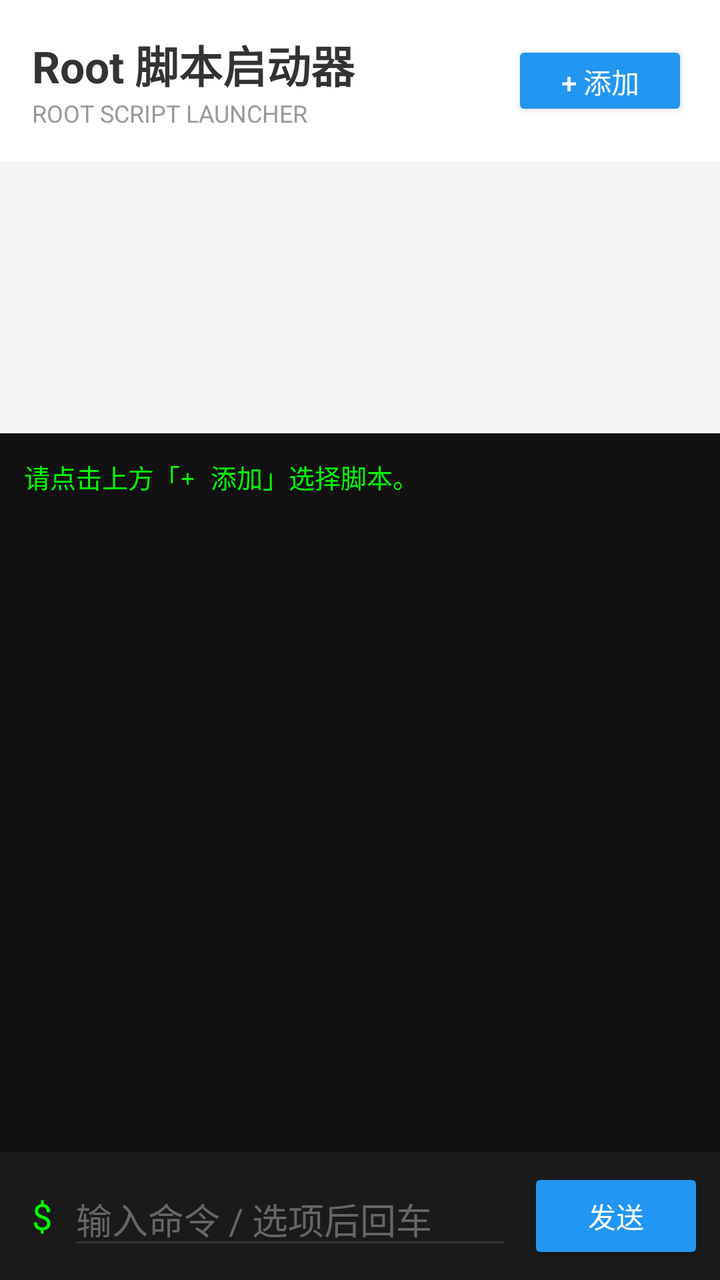
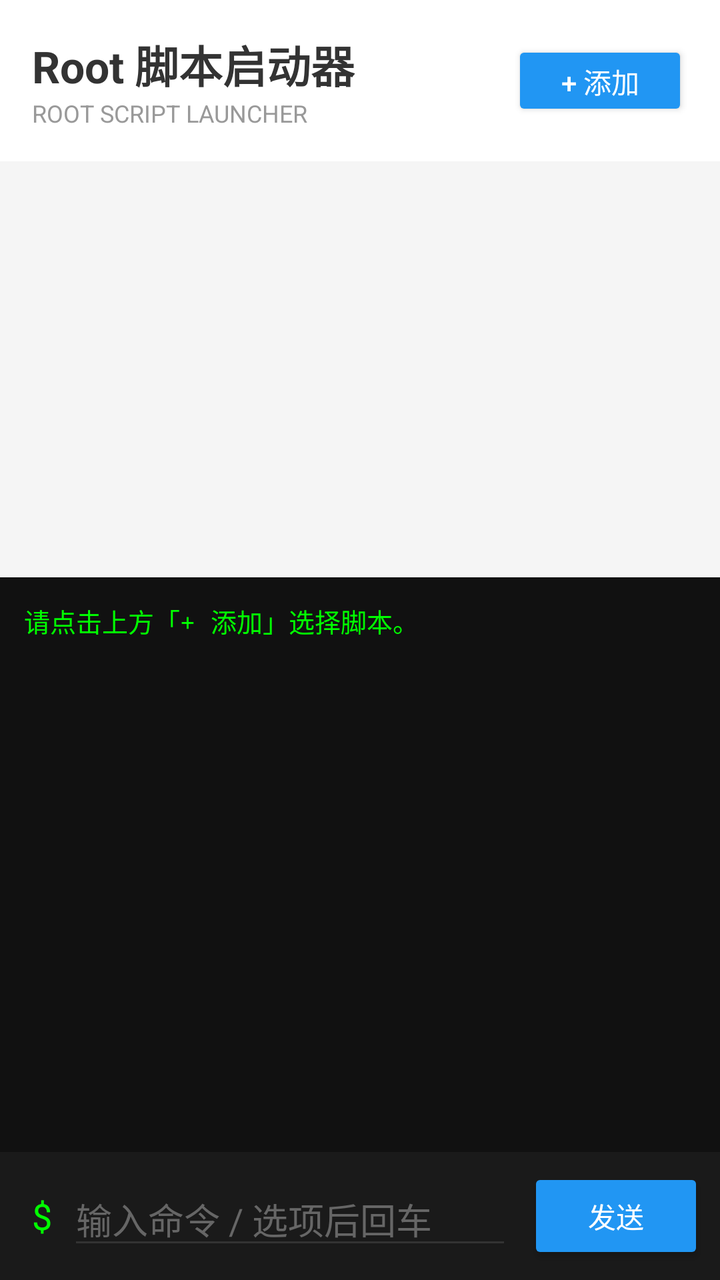

Two renders of the same Android screen: before a commit and after it. Below are the layout's source before the change and the commit's diff.
<!-- AndroidManifest.xml: application theme Theme.AppCompat.Light.NoActionBar -->
<!-- res/layout/activity_main.xml -->
<?xml version="1.0" encoding="utf-8"?>
<androidx.constraintlayout.widget.ConstraintLayout xmlns:android="http://schemas.android.com/apk/res/android"
    xmlns:app="http://schemas.android.com/apk/res-auto"
    android:layout_width="match_parent"
    android:layout_height="match_parent"
    android:background="#F5F5F5"
    android:fitsSystemWindows="true">

    
    <LinearLayout
        android:id="@+id/topBar"
        android:layout_width="match_parent"
        android:layout_height="wrap_content"
        android:orientation="horizontal"
        android:padding="16dp"
        android:gravity="center_vertical"
        android:background="#FFFFFF"
        app:layout_constraintTop_toTopOf="parent">

        <LinearLayout
            android:layout_width="0dp"
            android:layout_height="wrap_content"
            android:layout_weight="1"
            android:orientation="vertical">
            <TextView
                android:layout_width="wrap_content"
                android:layout_height="wrap_content"
                android:text="Root 脚本启动器"
                android:textSize="22sp"
                android:textStyle="bold"
                android:textColor="#333333" />
            <TextView
                android:layout_width="wrap_content"
                android:layout_height="wrap_content"
                android:text="ROOT SCRIPT LAUNCHER"
                android:textSize="12sp"
                android:textColor="#999999" />
        </LinearLayout>

        <Button
            android:id="@+id/btnAdd"
            android:layout_width="wrap_content"
            android:layout_height="40dp"
            android:text="+ 添加"
            android:textColor="#FFFFFF"
            android:backgroundTint="#2196F3" />
    </LinearLayout>

    
    <ListView
        android:id="@+id/lvScripts"
        android:layout_width="match_parent"
        android:layout_height="120dp"
        android:layout_margin="8dp"
        android:divider="@null"
        android:dividerHeight="8dp"
        android:background="@android:color/transparent"
        app:layout_constraintTop_toBottomOf="@id/topBar" />

    
    <ScrollView
        android:id="@+id/scrollView"
        android:layout_width="match_parent"
        android:layout_height="0dp"
        android:layout_marginTop="8dp"
        android:background="#111111"
        app:layout_constraintBottom_toTopOf="@+id/bottomBar"
        app:layout_constraintTop_toBottomOf="@id/lvScripts">

        <TextView
            android:id="@+id/tvOutput"
            android:layout_width="match_parent"
            android:layout_height="wrap_content"
            android:fontFamily="monospace"
            android:textColor="#00FF00"
            android:textSize="13sp"
            android:padding="12dp"
            android:text="请点击上方「+ 添加」选择脚本。" />
    </ScrollView>

    
    <LinearLayout
        android:id="@+id/bottomBar"
        android:layout_width="match_parent"
        android:layout_height="wrap_content"
        android:orientation="horizontal"
        android:padding="8dp"
        android:background="#1A1A1A"
        android:gravity="center_vertical"
        app:layout_constraintBottom_toBottomOf="parent">

        <TextView
            android:layout_width="wrap_content"
            android:layout_height="wrap_content"
            android:text="$"
            android:textColor="#00FF00"
            android:textSize="18sp"
            android:paddingStart="8dp"
            android:paddingEnd="8dp" />

        <EditText
            android:id="@+id/etInput"
            android:layout_width="0dp"
            android:layout_height="wrap_content"
            android:layout_weight="1"
            android:hint="输入命令 / 选项后回车"
            android:textColor="#FFFFFF"
            android:textColorHint="#666666"
            android:backgroundTint="#333333"
            android:inputType="text" />

        <Button
            android:id="@+id/btnSend"
            android:layout_width="wrap_content"
            android:layout_height="wrap_content"
            android:text="发送"
            android:layout_marginStart="8dp"
            android:backgroundTint="#2196F3"
            android:textColor="#FFFFFF" />
    </LinearLayout>

</androidx.constraintlayout.widget.ConstraintLayout>
<!-- resources referenced by this layout -->
<resources>

</resources>

<!-- the commit's change to res/layout/activity_main.xml (unified diff, before → after) -->
@@ -50,11 +50,12 @@
     <ListView
         android:id="@+id/lvScripts"
         android:layout_width="match_parent"
-        android:layout_height="120dp"
+        android:layout_height="0dp"
         android:layout_margin="8dp"
         android:divider="@null"
         android:dividerHeight="8dp"
         android:background="@android:color/transparent"
+        app:layout_constraintHeight_percent="0.3"
         app:layout_constraintTop_toBottomOf="@id/topBar" />
 
     
